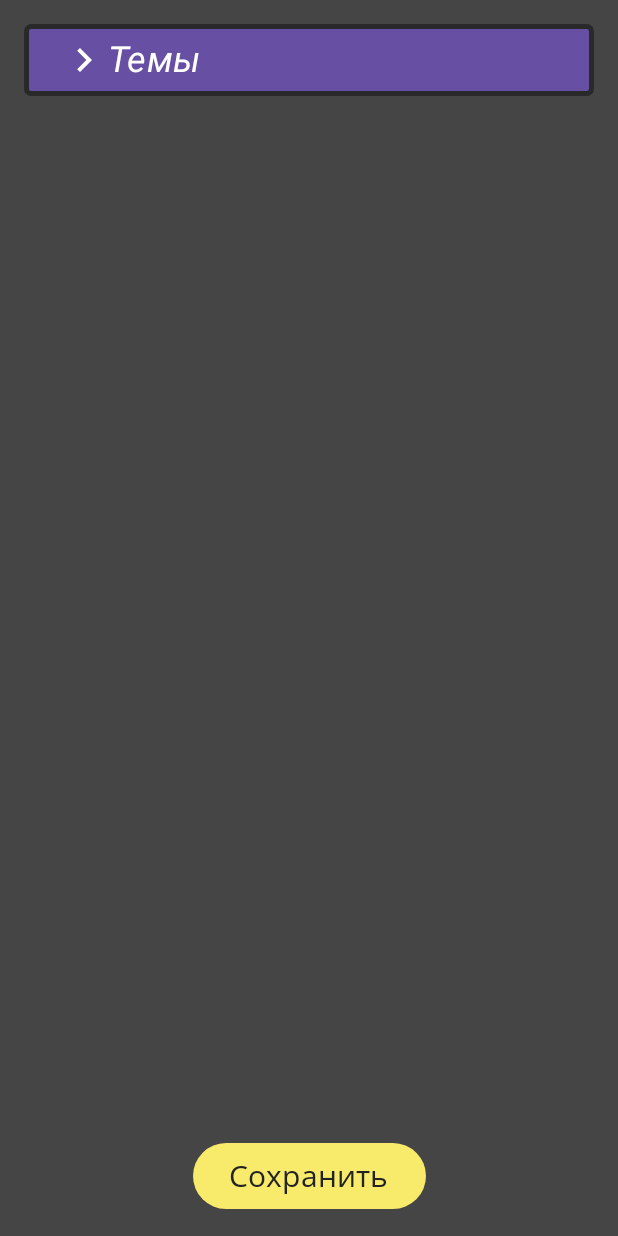
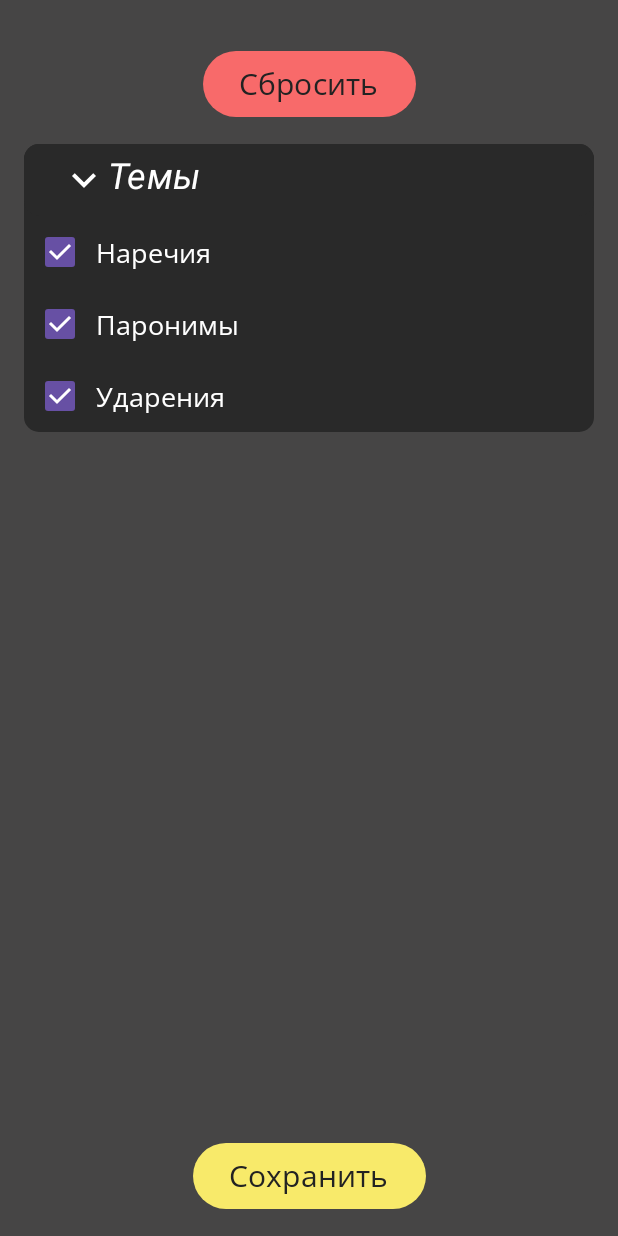
Before and after one commit to 45161846/Y4i, an Android app built with Jetpack Compose: the @Preview function Preview, on a phone screen of 412 x 824 dp. Run offline under Robolectric (Android 15) with nearby library versions, the phone set to English and light mode, and no system bars.

Commit message:
themes filter added

```diff
--- a/app/src/main/java/com/example/russian/MyEnumClasses/MyFilterSettings.kt
+++ b/app/src/main/java/com/example/russian/MyEnumClasses/MyFilterSettings.kt
@@ -3,20 +3,26 @@ package com.example.russian.MyEnumClasses
 import kotlinx.serialization.Serializable
 
 
-@Serializable
-data class MyFilterSettings(
-    val topics: Set<Int>,
-    val typeOfSort: SortType,
-    val showUnanswered: Boolean,
-    val prefix: String
-)
+
+open class MyFilterSettings(
+    open var topics: Array<Boolean> = Array(TaskTopic().getTopicIntToNameMap().size){ true },
+    var typeOfSort: SortType = SortType.ALPHABETICAL,
+    var showUnanswered: Boolean,
+    var prefix: String
+){
+
+    fun addTopic(i: Int){
+        topics
+    }
+}
 
 fun defaultFilterSettings() = MyFilterSettings(
-    TaskTopic().getTopicIntToNameMap().keys,
     typeOfSort = SortType.ALPHABETICAL,
     showUnanswered = true,
     prefix = String()
 )
+
+
 
 @Serializable
 object ScreenFilters
--- a/app/src/main/java/com/example/russian/mainScreenPackage/screenDrawers/FiltersScreenDrawer.kt
+++ b/app/src/main/java/com/example/russian/mainScreenPackage/screenDrawers/FiltersScreenDrawer.kt
@@ -2,9 +2,10 @@ package com.example.russian.mainScreenPackage.screenDrawers
 
 import android.os.Handler
 import android.os.Looper
-import androidx.compose.foundation.Image
+import androidx.compose.animation.animateContentSize
 import androidx.compose.foundation.background
 import androidx.compose.foundation.border
+import androidx.compose.foundation.clickable
 import androidx.compose.foundation.layout.Arrangement
 import androidx.compose.foundation.layout.Column
 import androidx.compose.foundation.layout.Row
@@ -14,22 +15,23 @@ import androidx.compose.foundation.layout.fillMaxWidth
 import androidx.compose.foundation.layout.height
 import androidx.compose.foundation.layout.padding
 import androidx.compose.foundation.layout.size
-import androidx.compose.foundation.layout.width
 import androidx.compose.foundation.layout.wrapContentHeight
 import androidx.compose.foundation.shape.RoundedCornerShape
 import androidx.compose.material3.Button
 import androidx.compose.material3.ButtonDefaults
+import androidx.compose.material3.Checkbox
 import androidx.compose.material3.Icon
 import androidx.compose.material3.Text
 import androidx.compose.runtime.Composable
 import androidx.compose.runtime.getValue
+import androidx.compose.runtime.mutableStateListOf
 import androidx.compose.runtime.mutableStateOf
 import androidx.compose.runtime.remember
 import androidx.compose.runtime.setValue
 import androidx.compose.ui.Alignment
 import androidx.compose.ui.Modifier
+import androidx.compose.ui.draw.rotate
 import androidx.compose.ui.graphics.Color
-import androidx.compose.ui.graphics.RectangleShape
 import androidx.compose.ui.graphics.vector.ImageVector
 import androidx.compose.ui.res.colorResource
 import androidx.compose.ui.res.stringResource
@@ -41,43 +43,103 @@ import androidx.compose.ui.text.font.FontWeight
 import androidx.compose.ui.tooling.preview.Preview
 import androidx.compose.ui.unit.dp
 import androidx.compose.ui.unit.sp
+import androidx.lifecycle.MutableLiveData
 import androidx.navigation.NavController
 import androidx.navigation.compose.rememberNavController
 import com.example.russian.MyEnumClasses.MyFilterSettings
+import com.example.russian.MyEnumClasses.TaskTopic
 import com.example.russian.MyEnumClasses.defaultFilterSettings
 import com.example.russian.R
 import com.example.russian.ui.theme.family
+import java.util.ArrayList
 
 
 @Composable
 fun DrawFilterScreen(
     filter: MyFilterSettings,
-    navController: NavController
-){
+    onChangeFilterSettings: (fs: MyFilterSettings) -> Unit,
+    navController: NavController,
+    expandedState: Boolean = false
+) {
 
     val backgroundColor = colorResource(id = R.color.dark_background)
 
     var clickable by remember {
         mutableStateOf(false)
     }
-    //need this delay so enter animation could ended correctly. Otherwise navigates back to early
-    Handler(Looper.getMainLooper()).postDelayed({clickable = true},150L)
+
+    var filterSettings by remember {
+        mutableStateOf(filter)
+    }
+
+    //need this delay so enter animation could ended correctly. Otherwise navigates back too early
+    Handler(Looper.getMainLooper()).postDelayed({ clickable = true }, 700L)
 
     Column(
+        horizontalAlignment = Alignment.CenterHorizontally,
         modifier = Modifier
             .fillMaxSize()
             .background(backgroundColor)
             .padding(16.dp)
-    ){
-        DrawDescriptionLine(description = stringResource(id = R.string.filter_screen_title1))
+    ) {
+
+        DrawResetButton{
+            filterSettings = defaultFilterSettings()
+        }
+
+        DrawDescriptionLine(
+            description = stringResource(id = R.string.filter_screen_title1),
+            expandedState = expandedState,
+            content = {
+                ThemesContent(filterSettings.topics)
+            }
+        )
+
+
         Spacer(modifier = Modifier.weight(1F))
+
         DrawBackButton(clickable) {
-            navController.navigateUp() }
+            onChangeFilterSettings(filterSettings)
+            navController.navigateUp()
+        }
     }
 }
 
 @Composable
-fun DrawDescriptionLine(description: String){
+fun DrawResetButton(
+    onClick: () -> Unit
+) {
+
+    val buttonColor = colorResource(id = R.color.reset_button)
+    val textColor = colorResource(id = R.color.dark_background_3)
+
+    Button(
+
+        modifier = Modifier
+            .padding(vertical = 16.dp)
+        ,
+
+        onClick = onClick,
+        colors = ButtonDefaults.buttonColors(
+            containerColor = buttonColor
+        )
+    ) {
+        Text(
+            text = stringResource(id = R.string.filter_screen_reset_text),
+            fontSize = 20.sp,
+            fontFamily = family,
+            color = textColor
+        )
+    }
+
+}
+
+@Composable
+fun DrawDescriptionLine(
+    description: String,
+    content: @Composable () -> Unit,
+    expandedState: Boolean = false
+) {
 
     val spacerColor = colorResource(id = R.color.dark_background_3)
     val coloredSpacerWidth = 24.dp
@@ -88,20 +150,39 @@ fun DrawDescriptionLine(description: String){
         Font(R.font.open_sans_italic, FontWeight.Normal, FontStyle.Italic),
         Font(R.font.open_sants_regular, FontWeight.Normal, FontStyle.Normal),
     )
+
+    //button
+    val shape = RoundedCornerShape(10.dp)
+    val backColor = colorResource(id = R.color.dark_background_2)
+
+    var expanded by remember { mutableStateOf(expandedState) }
+
+    Column(
+        modifier = Modifier
+            .animateContentSize()
+            .fillMaxWidth()
+            .background(backColor, shape)
+    ) {
         Button(
             modifier = Modifier
                 .fillMaxWidth()
-            .wrapContentHeight()
-            .border(3.dp, colorResource(id = R.color.dark_background_2), RoundedCornerShape(10))
-        ,
-        shape = RoundedCornerShape(15),
-        onClick = {} //TODO add animation + options
+                .wrapContentHeight(),
+            colors = ButtonDefaults.buttonColors(
+                containerColor = backColor
+            ),
+            shape = shape,
+            onClick = {
+                expanded = !expanded
+            }
         ) {
+            Row() {
                 //colored
-        Icon(imageVector = ImageVector.vectorResource(id = R.drawable.arrow_right),
+                Icon(
+                    imageVector = ImageVector.vectorResource(id = R.drawable.arrow_right),
                     contentDescription = "",
                     modifier = Modifier
                         .size(32.dp)
+                        .rotate(if (expanded) 90F else 0F)
                 )
 
                 Text(
@@ -122,9 +203,82 @@ fun DrawDescriptionLine(description: String){
             }
         }
 
+        if (expanded) {
+            content()
+        }
+
+    }
+
+}
+
 @Composable
-fun DrawBackButton(clickable: Boolean,
-    onClick: () -> Unit){
+private fun ThemesContent(
+    chosenThemes: Array<Boolean>
+) {
+
+    val optionsFontSize = 18.sp
+    val textColor = Color.White
+
+    val themes = TaskTopic().getTopicIntToNameMap()
+
+    val checkStates = remember {
+        mutableStateListOf(*chosenThemes)
+    }
+
+    /*
+    when recomposition is called due to reset of changes remember doesn't
+    change value of itself, because it is a recomposition
+    */
+    chosenThemes.forEachIndexed() {i, b ->
+        checkStates[i] = b
+    }
+
+    Column(
+        modifier = Modifier
+            .fillMaxWidth()
+            .wrapContentHeight()
+    ) {
+
+        themes.forEach { element ->
+
+            Row(
+                verticalAlignment = Alignment.CenterVertically,
+                modifier = Modifier
+                    .fillMaxWidth()
+                    .clickable {
+
+                        val b = chosenThemes[element.key]
+
+                        checkStates[element.key] = !b
+                        chosenThemes[element.key] = !b
+                    }
+            ) {
+                Checkbox(
+                    checked = checkStates[element.key],
+                    onCheckedChange = { b ->
+                        checkStates[element.key] = b
+                        chosenThemes[element.key] = b
+                    }
+                )
+                Text(
+                    text = element.value,
+                    fontSize = optionsFontSize,
+                    fontFamily = family,
+                    color = textColor
+                )
+            }
+
+
+        }
+
+    }
+}
+
+@Composable
+fun DrawBackButton(
+    clickable: Boolean,
+    onClick: () -> Unit
+) {
 
     val buttonColor = colorResource(id = R.color.save_button)
     val textColor = colorResource(id = R.color.dark_background_3)
@@ -137,13 +291,15 @@ fun DrawBackButton(clickable: Boolean,
         horizontalArrangement = Arrangement.Absolute.Center
     ) {
         Button(
-            onClick = if(clickable) {onClick} else{{}} ,
+            onClick = if (clickable) onClick else {
+                {}
+            },
             colors = ButtonDefaults.buttonColors(
                 containerColor = buttonColor
             )
-        ){
+        ) {
             Text(
-                text = stringResource(id = R.string.filter_screen_back_button_text),
+                text = stringResource(id = R.string.filter_screen_save_button_text),
                 fontSize = 20.sp,
                 fontFamily = family,
                 color = textColor
@@ -154,10 +310,12 @@ fun DrawBackButton(clickable: Boolean,
 
 @Preview
 @Composable
-fun Preview(){
+fun Preview() {
     val fs = defaultFilterSettings()
     DrawFilterScreen(
         filter = defaultFilterSettings(),
-        rememberNavController()
+        {},
+        rememberNavController(),
+        expandedState = true
     )
 }
--- a/app/src/main/java/com/example/russian/mainScreenPackage/screenDrawers/ScreensScaffolds.kt
+++ b/app/src/main/java/com/example/russian/mainScreenPackage/screenDrawers/ScreensScaffolds.kt
@@ -47,9 +47,7 @@ fun StatsScaffold(
     scope: CoroutineScope,
     repo: WordsLocalMainScreenRepository,
     owner: LifecycleOwner,
-    filterSettings: MyFilterSettings,
     onSearch: (pref: String) -> Unit,
-    onClear: () -> Unit,
     changeSelectedItemIndex: (newIndex: Int) -> Unit,
 ){
 
@@ -61,7 +59,6 @@ fun StatsScaffold(
             DrawTopBar(
                 selectedItemIndex = selectedItemIndex,
                 onSearch = { onSearch(it) },
-                onClear = { onClear() },
                 onFilterClick = {
                     navController.navigate(ScreenFilters)
                 }
--- a/app/src/main/java/com/example/russian/mainScreenPackage/screenDrawers/StatsScreenDrawer.kt
+++ b/app/src/main/java/com/example/russian/mainScreenPackage/screenDrawers/StatsContentDrawer.kt
@@ -92,7 +92,7 @@ fun DrawStatsContent(repo: WordsLocalMainScreenRepository, owner: LifecycleOwner
         return
     }
 
-    if(listOfWords.isEmpty()){
+    if(listOfWords.isEmpty() || repo.isLoadingInProcess){
         DrawLoading(paddingValues)
     }else{
         DrawNormal(listOfWords, paddingValues, listState)
--- a/app/src/main/java/com/example/russian/searching/MyList.kt
+++ b/app/src/main/java/com/example/russian/searching/MyList.kt
@@ -33,7 +33,7 @@ class MyList{
     suspend fun search(fs: MyFilterSettings): List<Word>{
         return withContext(Dispatchers.Default){
             var ans = getByPref(fs.prefix).filter {
-                it.topic in fs.topics
+                fs.topics[it.topic]
             }
             if(!fs.showUnanswered){
                 ans = ans.filter {
--- a/app/src/main/res/values/colors.xml
+++ b/app/src/main/res/values/colors.xml
@@ -30,4 +30,5 @@
 
     <color name="filter_description_text">#9F9C92</color>
     <color name="save_button">#F8EA6A</color>
+    <color name="reset_button">#F86A6A</color>
 </resources>
--- a/app/src/main/res/values/strings.xml
+++ b/app/src/main/res/values/strings.xml
@@ -22,5 +22,6 @@
     <string name="empty_repository_error">For some reason repository list is empty. Have you initialised it?</string>
 
     <string name="filter_screen_title1">Темы</string>
-    <string name="filter_screen_back_button_text">Сохранить</string>
+    <string name="filter_screen_save_button_text">Сохранить</string>
+    <string name="filter_screen_reset_text">Сбросить</string>
 </resources>
```
Also changed, not shown: app/src/main/java/com/example/russian/mainScreenPackage/MainScreenActivity.kt (+10 -3 lines), app/src/main/java/com/example/russian/mainScreenPackage/MyMainViewModelArch.kt (+27 -35 lines), app/src/main/java/com/example/russian/mainScreenPackage/WordsLocalMainScreenRepository.kt (+11 -7 lines), app/src/main/java/com/example/russian/mainScreenPackage/screenDrawers/AttributesDrawer.kt (+2 -9 lines), app/src/main/java/com/example/russian/searching/Searcher.kt (+6 -2 lines). Lines whose indentation alone changed are shown as unchanged.
